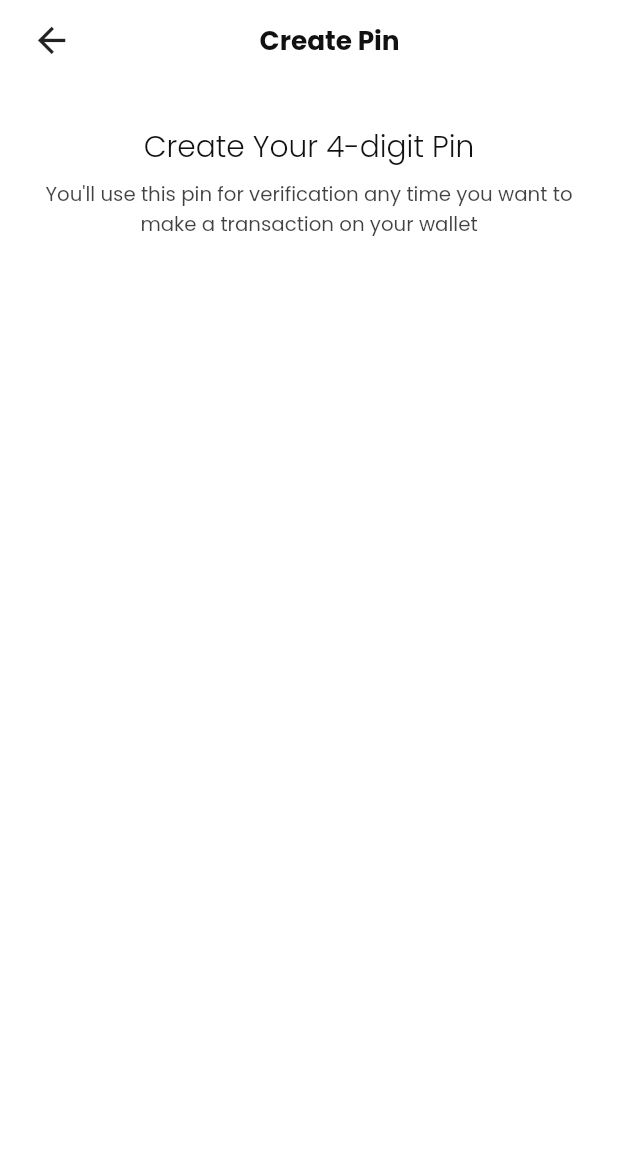
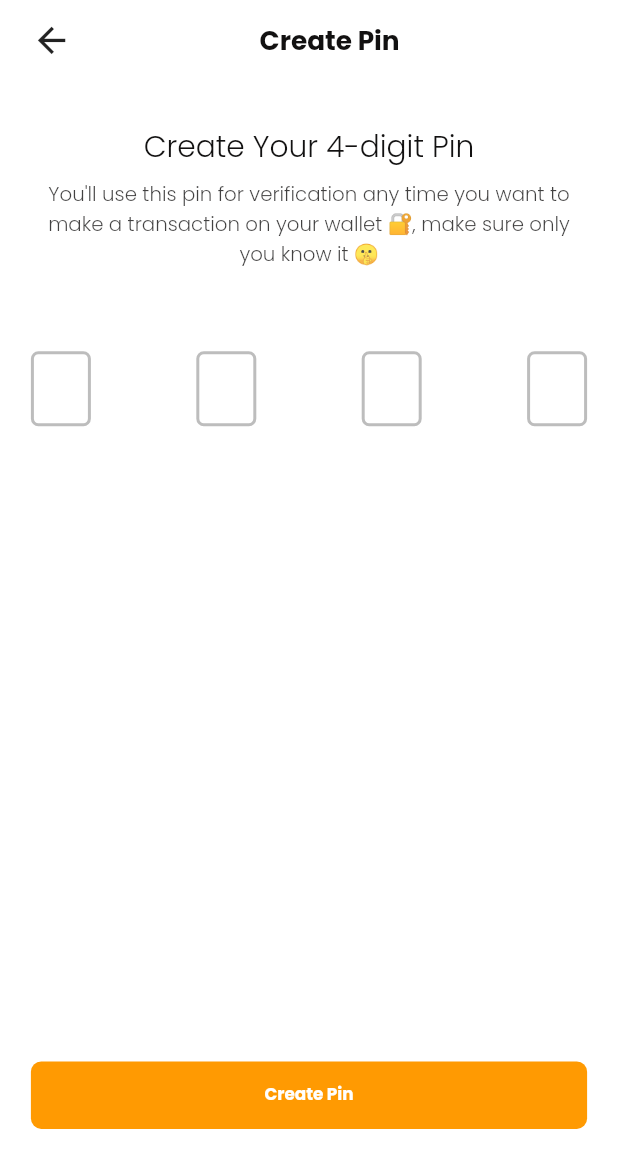
Before and after one commit to olamilekan-adeleke/jolobbi_app, a Flutter app: the CreateWalletPinPage screen opened by its route, on a phone screen of 412 x 824 dp. Shown: the top 1168 px of the screen. Run offline on Flutter 3.47's test engine with Material 2 defaults, Android fonts, the phone set to English and light mode, and no system bars; drawn by our look-alikes of pin_code_fields; our stand-ins replace cached_network_image, cloud_firestore, equatable, firebase_auth, firebase_core, firebase_crashlytics and 9 more; missing offline and left inert: cloud_firestore_web, firebase_analytics_web, firebase_auth_web, firebase_core_web, firebase_messaging_web, firebase_storage_web and 4 more; accounts and stored records are empty.

Commit message:
compelete create pin page UI

```diff
--- a/lib/features/profile/views/screens/wallet_pin/create_wallet_pin.dart
+++ b/lib/features/profile/views/screens/wallet_pin/create_wallet_pin.dart
@@ -1,7 +1,9 @@
 import 'package:flutter/material.dart';
 import 'package:jolobbi_app/cores/constants/color.dart';
+import 'package:pin_code_fields/pin_code_fields.dart';
 
 import '../../../../../cores/components/app_bar_widget.dart';
+import '../../../../../cores/components/custom_button.dart';
 import '../../../../../cores/components/custom_scaffold_widget.dart';
 import '../../../../../cores/components/custom_text_widget.dart';
 import '../../../../../cores/utils/sizer_utils.dart';
@@ -27,12 +29,32 @@ class CreateWalletPinPage extends StatelessWidget {
           ),
           verticalSpace(5),
           TextWidget(
-            'You\'ll use this pin for verification any time you want to make a transaction on your wallet',
+            'You\'ll use this pin for verification any time you want to make a transaction on your wallet 🔐, make sure only you know it 🤫',
             fontSize: sp(12),
             textColor: kcSubTextColor,
             textAlign: TextAlign.center,
+            fontWeight: FontWeight.w300,
           ),
-          verticalSpace(30),
+          verticalSpace(40),
+          PinCodeTextField(
+            appContext: context,
+            length: 4,
+            obscureText: true,
+            animationType: AnimationType.fade,
+            keyboardType: TextInputType.number,
+            pinTheme: PinTheme(
+              shape: PinCodeFieldShape.box,
+              borderRadius: BorderRadius.circular(5),
+              fieldHeight: 50,
+              fieldWidth: 40,
+              inactiveColor: kcGrey600,
+              selectedColor: kcTextColor,
+            ),
+            onChanged: (value) {},
+          ),
+          const Spacer(),
+          CustomButton(text: 'Create Pin', onTap: () {}),
+          verticalSpace(40),
         ],
       ),
     );
```
